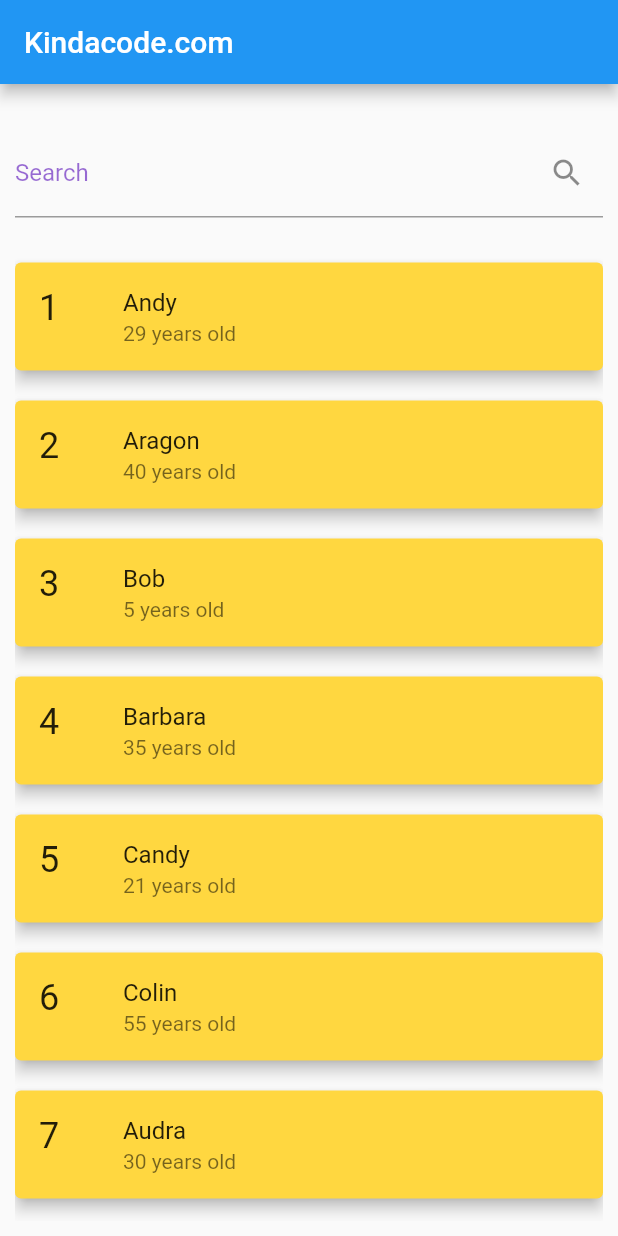
After one commit to Dimassulthoni/yodexApp, a Flutter app: the HomePage screen opened directly, on a phone screen of 412 x 824 dp. The commit adds this screen. Run offline on Flutter 3.47's test engine with Material 2 defaults, Android fonts, the phone set to English and light mode, and no system bars; our stand-ins replace animated_splash_screen, google_fonts, hexcolor, rflutter_alert, sqflite; accounts and stored records are empty.

Commit message:
SEARCH FILTER DONE

```diff
--- /dev/null
+++ b/lib/lala.dart
@@ -0,0 +1,125 @@
+// main.dart
+import 'package:flutter/material.dart';
+
+void main() {
+  runApp(const MyApp());
+}
+
+class MyApp extends StatelessWidget {
+  const MyApp({Key? key}) : super(key: key);
+
+  @override
+  Widget build(BuildContext context) {
+    return const MaterialApp(
+      // Remove the debug banner
+      debugShowCheckedModeBanner: false,
+      title: 'Kindacode.com',
+      home: HomePage(),
+    );
+  }
+}
+
+class HomePage extends StatefulWidget {
+  const HomePage({Key? key}) : super(key: key);
+
+  @override
+  _HomePageState createState() => _HomePageState();
+}
+
+class _HomePageState extends State<HomePage> {
+  // This holds a list of fiction users
+  // You can use data fetched from a database or a server as well
+  final List<Map<String, dynamic>> _allUsers = [
+    {"id": 1, "name": "Andy", "age": 29},
+    {"id": 2, "name": "Aragon", "age": 40},
+    {"id": 3, "name": "Bob", "age": 5},
+    {"id": 4, "name": "Barbara", "age": 35},
+    {"id": 5, "name": "Candy", "age": 21},
+    {"id": 6, "name": "Colin", "age": 55},
+    {"id": 7, "name": "Audra", "age": 30},
+    {"id": 8, "name": "Banana", "age": 14},
+    {"id": 9, "name": "Caversky", "age": 100},
+    {"id": 10, "name": "Becky", "age": 32},
+  ];
+
+  // This list holds the data for the list view
+  List<Map<String, dynamic>> _foundUsers = [];
+  @override
+  initState() {
+    // at the beginning, all users are shown
+    _foundUsers = _allUsers;
+    super.initState();
+  }
+
+  // This function is called whenever the text field changes
+  void _runFilter(String enteredKeyword) {
+    List<Map<String, dynamic>> results = [];
+    if (enteredKeyword.isEmpty) {
+      // if the search field is empty or only contains white-space, we'll display all users
+      results = _allUsers;
+    } else {
+      results = _allUsers
+          .where((user) =>
+              user["name"].toLowerCase().contains(enteredKeyword.toLowerCase()))
+          .toList();
+      // we use the toLowerCase() method to make it case-insensitive
+    }
+
+    // Refresh the UI
+    setState(() {
+      _foundUsers = results;
+    });
+  }
+
+  @override
+  Widget build(BuildContext context) {
+    return Scaffold(
+      appBar: AppBar(
+        title: const Text('Kindacode.com'),
+      ),
+      body: Padding(
+        padding: const EdgeInsets.all(10),
+        child: Column(
+          children: [
+            const SizedBox(
+              height: 20,
+            ),
+            TextField(
+              onChanged: (value) => _runFilter(value),
+              decoration: const InputDecoration(
+                  labelText: 'Search', suffixIcon: Icon(Icons.search)),
+            ),
+            const SizedBox(
+              height: 20,
+            ),
+            Expanded(
+              child: _foundUsers.isNotEmpty
+                  ? ListView.builder(
+                      itemCount: _foundUsers.length,
+                      itemBuilder: (context, index) => Card(
+                        key: ValueKey(_foundUsers[index]["id"]),
+                        color: Colors.amberAccent,
+                        elevation: 4,
+                        margin: const EdgeInsets.symmetric(vertical: 10),
+                        child: ListTile(
+                          leading: Text(
+                            _foundUsers[index]["id"].toString(),
+                            style: const TextStyle(fontSize: 24),
+                          ),
+                          title: Text(_foundUsers[index]['name']),
+                          subtitle: Text(
+                              '${_foundUsers[index]["age"].toString()} years old'),
+                        ),
+                      ),
+                    )
+                  : const Text(
+                      'No results found',
+                      style: TextStyle(fontSize: 24),
+                    ),
+            ),
+          ],
+        ),
+      ),
+    );
+  }
+}
--- a/lib/model/pengeluaran.dart
+++ b/lib/model/pengeluaran.dart
@@ -1,9 +1,4 @@
 class TransaksiModel {
-  /*
-  tipe
-  1 -> pemasukan
-  2 -> pengeluaran
-  */
   int? id, type, total;
   String? name, createdAt, updatedAt;
 
--- a/pubspec.yaml
+++ b/pubspec.yaml
@@ -42,6 +42,7 @@ dependencies:
   intl: ^0.17.0
   flutter_staggered_grid_view: ^0.4.0-nullsafety.3
   path_provider: ^2.0.11
+  hexcolor: ^3.0.1
 
 
 
```
Also changed, not shown: lib/list.dart (+57 -63 lines), lib/main.dart (+100 -41 lines), pubspec.lock.
